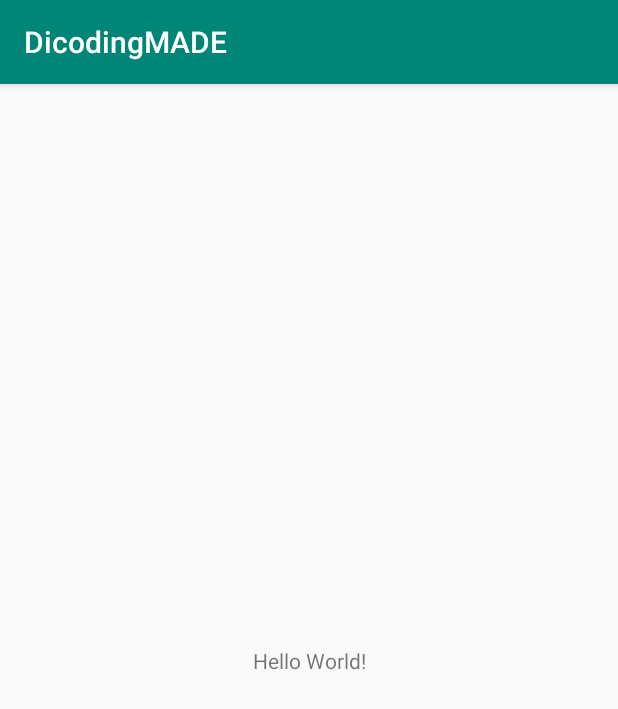
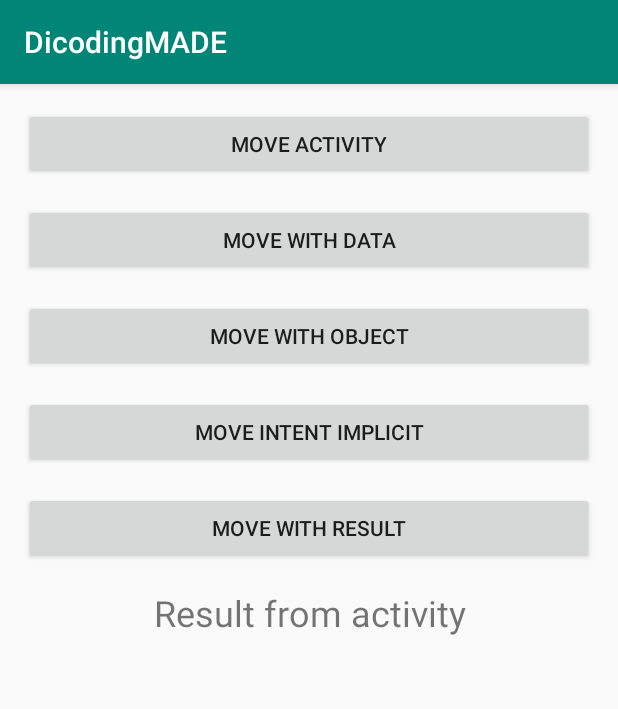
Before and after one commit to didik-maulana/DicodingMADE, an Android app: the screen it shows after launch (MainActivity before the commit, IntentActivity after it), on a phone screen of 412 x 824 dp. Shown: the top 709 px of the screen. Run offline under Robolectric (Android 15) with nearby library versions, the phone set to English and light mode, and no system bars.

Commit message:
learn intent

```diff
--- /dev/null
+++ b/app/src/main/java/com/codingtive/dicodingmade/intent/IntentActivity.java
@@ -0,0 +1,91 @@
+package com.codingtive.dicodingmade.intent;
+
+import android.content.Intent;
+import android.net.Uri;
+import android.os.Bundle;
+import android.support.annotation.Nullable;
+import android.support.v7.app.AppCompatActivity;
+import android.view.View;
+import android.widget.Button;
+import android.widget.TextView;
+
+import com.codingtive.dicodingmade.R;
+
+public class IntentActivity extends AppCompatActivity implements View.OnClickListener {
+
+    Button btnMoveActivity;
+    Button btnMoveActivityData;
+    Button btnMoveActivityObject;
+    Button btnIntentImplicit;
+    Button btnIntentResult;
+    TextView tvIntentResult;
+
+    private int REQUEST_CODE = 100;
+
+    @Override
+    protected void onCreate(Bundle savedInstanceState) {
+        super.onCreate(savedInstanceState);
+        setContentView(R.layout.activity_intent);
+
+        btnMoveActivity = findViewById(R.id.btn_move_activity);
+        btnMoveActivityData = findViewById(R.id.btn_move_activity_data);
+        btnMoveActivityObject = findViewById(R.id.btn_move_activity_object);
+        btnIntentImplicit = findViewById(R.id.btn_move_implicit);
+        btnIntentResult = findViewById(R.id.btn_move_for_result);
+        tvIntentResult = findViewById(R.id.tv_result);
+
+        btnMoveActivity.setOnClickListener(this);
+        btnMoveActivityData.setOnClickListener(this);
+        btnMoveActivityObject.setOnClickListener(this);
+        btnIntentImplicit.setOnClickListener(this);
+        btnIntentResult.setOnClickListener(this);
+    }
+
+    @Override
+    public void onClick(View view) {
+        switch (view.getId()) {
+            case R.id.btn_move_activity:
+                Intent intent = new Intent(IntentActivity.this, IntentDetailActivity.class);
+                startActivity(intent);
+                break;
+            case R.id.btn_move_activity_data:
+                Intent intentWithData = new Intent(IntentActivity.this, IntentDetailDataActivity.class);
+                intentWithData.putExtra(IntentDetailDataActivity.EXTRA_NAME, "Didik");
+                intentWithData.putExtra(IntentDetailDataActivity.EXTRA_HOBBIES, "Programming");
+                startActivity(intentWithData);
+                break;
+            case R.id.btn_move_activity_object:
+                Person person = new Person();
+                person.setName("Didik");
+                person.setAge(19);
+                person.setEmail("didikmaulana49@gmail.com");
+                person.setCity("Banjarnegara");
+
+                Intent intentWithObject = new Intent(IntentActivity.this, IntentDetailObjectActivity.class);
+                intentWithObject.putExtra(IntentDetailObjectActivity.EXTRA_PERSON, person);
+                startActivity(intentWithObject);
+                break;
+            case R.id.btn_move_implicit:
+                String phoneNumber = "085602683812";
+                Intent dialPhoneIntent = new Intent(Intent.ACTION_DIAL, Uri.parse("tel:" + phoneNumber));
+                startActivity(dialPhoneIntent);
+                break;
+            case R.id.btn_move_for_result:
+                Intent intentResult = new Intent(IntentActivity.this, IntentResultActivity.class);
+                startActivityForResult(intentResult, REQUEST_CODE);
+                break;
+        }
+    }
+
+    @Override
+    protected void onActivityResult(int requestCode, int resultCode, @Nullable Intent data) {
+        super.onActivityResult(requestCode, resultCode, data);
+
+        if (requestCode == REQUEST_CODE) {
+            if (resultCode == IntentResultActivity.RESULT_CODE) {
+                int selectedValue = data.getIntExtra(IntentResultActivity.EXTRA_SELECTED_RESULT, 0);
+                tvIntentResult.setText(String.format("Result : %s", selectedValue));
+            }
+        }
+    }
+}
--- /dev/null
+++ b/app/src/main/res/layout/activity_intent.xml
@@ -0,0 +1,53 @@
+<?xml version="1.0" encoding="utf-8"?>
+<LinearLayout xmlns:android="http://schemas.android.com/apk/res/android"
+    xmlns:tools="http://schemas.android.com/tools"
+    android:layout_width="match_parent"
+    android:layout_height="match_parent"
+    android:orientation="vertical"
+    android:padding="@dimen/activity_margin"
+    tools:context=".intent.IntentActivity">
+
+    <Button
+        android:id="@+id/btn_move_activity"
+        android:layout_width="match_parent"
+        android:layout_height="wrap_content"
+        android:layout_marginBottom="@dimen/activity_margin"
+        android:text="@string/move_activity" />
+
+    <Button
+        android:id="@+id/btn_move_activity_data"
+        android:layout_width="match_parent"
+        android:layout_height="wrap_content"
+        android:layout_marginBottom="@dimen/activity_margin"
+        android:text="@string/move_with_data" />
+
+    <Button
+        android:id="@+id/btn_move_activity_object"
+        android:layout_width="match_parent"
+        android:layout_height="wrap_content"
+        android:layout_marginBottom="@dimen/activity_margin"
+        android:text="@string/move_with_object" />
+
+    <Button
+        android:id="@+id/btn_move_implicit"
+        android:layout_width="match_parent"
+        android:layout_height="wrap_content"
+        android:layout_marginBottom="@dimen/activity_margin"
+        android:text="@string/move_intent_implicit" />
+
+    <Button
+        android:id="@+id/btn_move_for_result"
+        android:layout_width="match_parent"
+        android:layout_height="wrap_content"
+        android:layout_marginBottom="@dimen/activity_margin"
+        android:text="@string/move_with_result" />
+
+    <TextView
+        android:id="@+id/tv_result"
+        android:layout_width="match_parent"
+        android:layout_height="wrap_content"
+        android:gravity="center"
+        android:text="@string/result_from_activity"
+        android:textSize="24sp" />
+
+</LinearLayout>
--- /dev/null
+++ b/app/src/main/res/values/dimens.xml
@@ -0,0 +1,4 @@
+<?xml version="1.0" encoding="utf-8"?>
+<resources>
+    <dimen name="activity_margin">16dp</dimen>
+</resources>
--- a/app/src/main/res/values/strings.xml
+++ b/app/src/main/res/values/strings.xml
@@ -1,3 +1,16 @@
 <resources>
     <string name="app_name">DicodingMADE</string>
+    <string name="move_activity">Move Activity</string>
+    <string name="intent_detail_desc">This is Intent Detail Activity</string>
+    <string name="move_with_data">Move with data</string>
+    <string name="move_with_object">Move with Object</string>
+    <string name="move_intent_implicit">Move Intent Implicit</string>
+    <string name="pilih_nomor_desc">Pilih nomor dibawah ini :</string>
+    <string name="_10">10</string>
+    <string name="_20">20</string>
+    <string name="_30">30</string>
+    <string name="_40">40</string>
+    <string name="pilih">PILIH</string>
+    <string name="move_with_result">Move with result</string>
+    <string name="result_from_activity">Result from activity</string>
 </resources>
```
Also changed, not shown: app/src/main/AndroidManifest.xml (+9 -2 lines), app/src/main/java/com/codingtive/dicodingmade/intent/IntentDetailActivity.java (added, +15 -0 lines), app/src/main/java/com/codingtive/dicodingmade/intent/IntentDetailDataActivity.java (added, +29 -0 lines), app/src/main/java/com/codingtive/dicodingmade/intent/IntentDetailObjectActivity.java (added, +26 -0 lines), app/src/main/java/com/codingtive/dicodingmade/intent/IntentResultActivity.java (added, +56 -0 lines), app/src/main/java/com/codingtive/dicodingmade/intent/Person.java (added, +79 -0 lines), app/src/main/res/layout/activity_intent_detail.xml (added, +16 -0 lines), app/src/main/res/layout/activity_intent_detail_data.xml (added, +16 -0 lines), app/src/main/res/layout/activity_intent_detail_object.xml (added, +16 -0 lines), app/src/main/res/layout/activity_intent_result.xml (added, +57 -0 lines), 1 other file.
